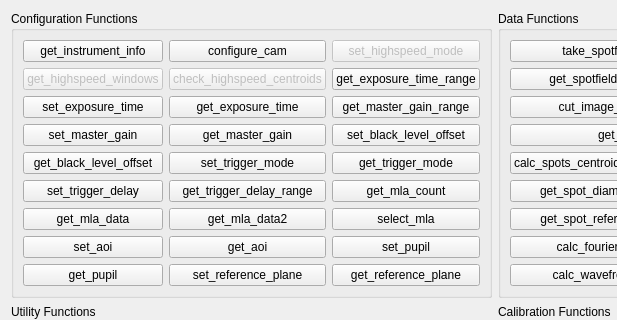
Above: gui/debug.ui from DaveA50/wfs before the change; both pictures show x 0 to 617 and y 0 to 320 of the 1165 by 771 pixel window. Below: the same form after it.
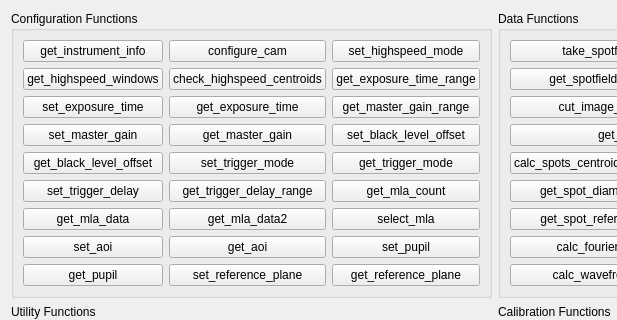
That is the form after the change.

Commit message: Enable highspeed mode buttons

What changed in the file:
```diff
--- a/gui/debug.ui
+++ b/gui/debug.ui
@@ -53,7 +53,7 @@
         <item row="1" column="1">
          <widget class="QPushButton" name="btn_check_highspeed_centroids">
           <property name="enabled">
-           <bool>false</bool>
+           <bool>true</bool>
           </property>
           <property name="text">
            <string>check_highspeed_centroids</string>
@@ -98,7 +98,7 @@
         <item row="0" column="2">
          <widget class="QPushButton" name="btn_set_highspeed_mode">
           <property name="enabled">
-           <bool>false</bool>
+           <bool>true</bool>
           </property>
           <property name="text">
            <string>set_highspeed_mode</string>
@@ -192,7 +192,7 @@
         <item row="1" column="0">
          <widget class="QPushButton" name="btn_get_highspeed_windows">
           <property name="enabled">
-           <bool>false</bool>
+           <bool>true</bool>
           </property>
           <property name="text">
            <string>get_highspeed_windows</string>
```
